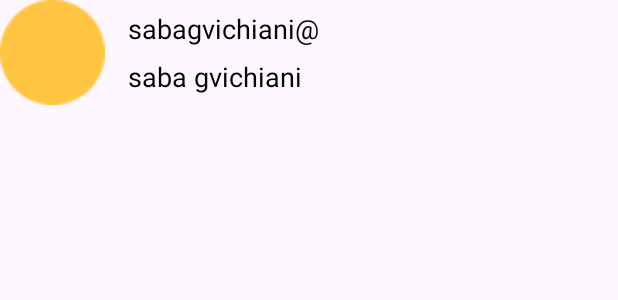
After one commit to Gvichoo/HomeworkTBCIT, an Android app: the layout item.xml on its own in the app's theme, with its tools: preview values and no code run, on a phone screen of 412 x 824 dp. The commit adds this screen. Shown: the top 300 px of the screen. Run offline under Robolectric (Android 15) with nearby library versions, the phone set to English and light mode, and no system bars.

Commit message:
Not finished

```diff
--- a/app/src/main/java/com/example/homeworktbc/MainActivity.kt
+++ b/app/src/main/java/com/example/homeworktbc/MainActivity.kt
@@ -7,6 +7,5 @@ class MainActivity : AppCompatActivity() {
     override fun onCreate(savedInstanceState: Bundle?) {
         super.onCreate(savedInstanceState)
         setContentView(R.layout.activity_main)
-
     }
 }
--- a/app/src/main/java/com/example/homeworktbc/fragmentLogin/LoginViewModel.kt
+++ b/app/src/main/java/com/example/homeworktbc/fragmentLogin/LoginViewModel.kt
@@ -11,8 +11,6 @@ import retrofit2.Response
 
 class LoginViewModel : ViewModel() {
     private val authClient = AuthenticationClient()
-
-
 
     fun loginUser(email: String, password: String, onResult: (Result<AuthorizationError, String>) -> Unit) {
         if (email.isEmpty() || password.isEmpty()) {
--- /dev/null
+++ b/app/src/main/res/layout/item.xml
@@ -0,0 +1,42 @@
+<?xml version="1.0" encoding="utf-8"?>
+<androidx.constraintlayout.widget.ConstraintLayout xmlns:android="http://schemas.android.com/apk/res/android"
+    xmlns:app="http://schemas.android.com/apk/res-auto"
+    android:layout_width="match_parent"
+    android:layout_height="wrap_content"
+    >
+
+    <com.google.android.material.imageview.ShapeableImageView
+        android:id="@+id/ivProfile"
+        android:layout_width="70dp"
+        android:layout_height="70dp"
+        android:scaleType="centerCrop"
+        app:layout_constraintStart_toStartOf="parent"
+        app:layout_constraintTop_toTopOf="parent"
+        app:srcCompat="@drawable/profile" />
+
+    <androidx.appcompat.widget.AppCompatTextView
+        android:id="@+id/tvEmail"
+        android:layout_width="wrap_content"
+        android:layout_height="wrap_content"
+        app:layout_constraintBottom_toTopOf="@id/tvName"
+        app:layout_constraintStart_toEndOf="@id/ivProfile"
+        android:textSize="18sp"
+        android:layout_marginStart="15dp"
+        android:textColor="@color/black"
+        android:text="sabagvichiani@"
+        app:layout_constraintTop_toTopOf="parent" />
+
+    <androidx.appcompat.widget.AppCompatTextView
+        android:id="@+id/tvName"
+        android:layout_width="wrap_content"
+        android:layout_height="wrap_content"
+        app:layout_constraintBottom_toBottomOf="parent"
+        app:layout_constraintStart_toEndOf="@id/ivProfile"
+        app:layout_constraintTop_toBottomOf="@id/tvEmail"
+        android:text="saba gvichiani"
+        android:textSize="18sp"
+        android:layout_marginStart="15dp"
+        android:textColor="@color/black"/>
+
+
+</androidx.constraintlayout.widget.ConstraintLayout>
```
Also changed, not shown: app/build.gradle.kts (+10 -3 lines), app/src/main/java/com/example/homeworktbc/fragmentHome/HomeFragment.kt (+6 -12 lines), app/src/main/java/com/example/homeworktbc/fragmentHome/HomeViewModel.kt (added, +7 -0 lines), app/src/main/java/com/example/homeworktbc/fragmentLogin/LogInFragment.kt (+3 -9 lines), app/src/main/java/com/example/homeworktbc/fragmentLogin/LoginState.kt (added, +9 -0 lines), app/src/main/java/com/example/homeworktbc/fragmentProfile/ProfileFragment.kt (added, +25 -0 lines), app/src/main/java/com/example/homeworktbc/fragmentRegister/RegisterFragment.kt (+23 -26 lines), app/src/main/java/com/example/homeworktbc/fragmentRegister/RegisterState.kt (added, +9 -0 lines), app/src/main/java/com/example/homeworktbc/fragmentRegister/RegisterViewModel.kt (+21 -13 lines), app/src/main/res/layout/fragment_home.xml (+34 -54 lines), app/src/main/res/layout/fragment_profile.xml (added, +73 -0 lines), app/src/main/res/navigation/nav_graph.xml (+11 -2 lines), gradle/libs.versions.toml (+16 -0 lines), app/src/main/res/drawable/profile.png (added).
